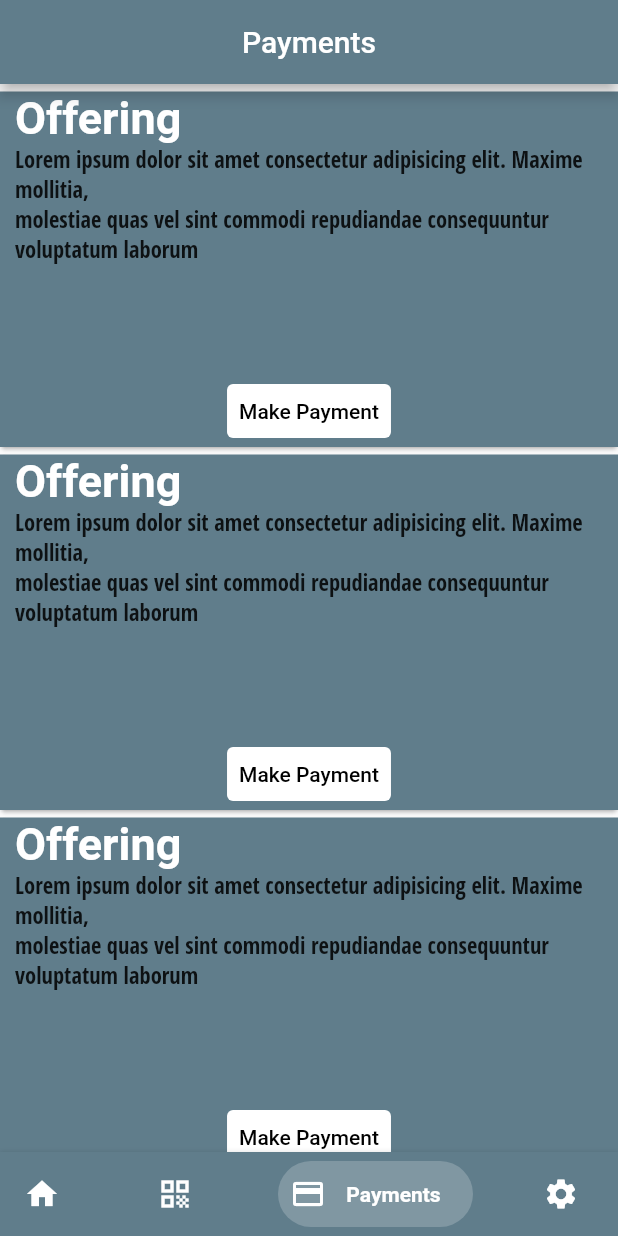
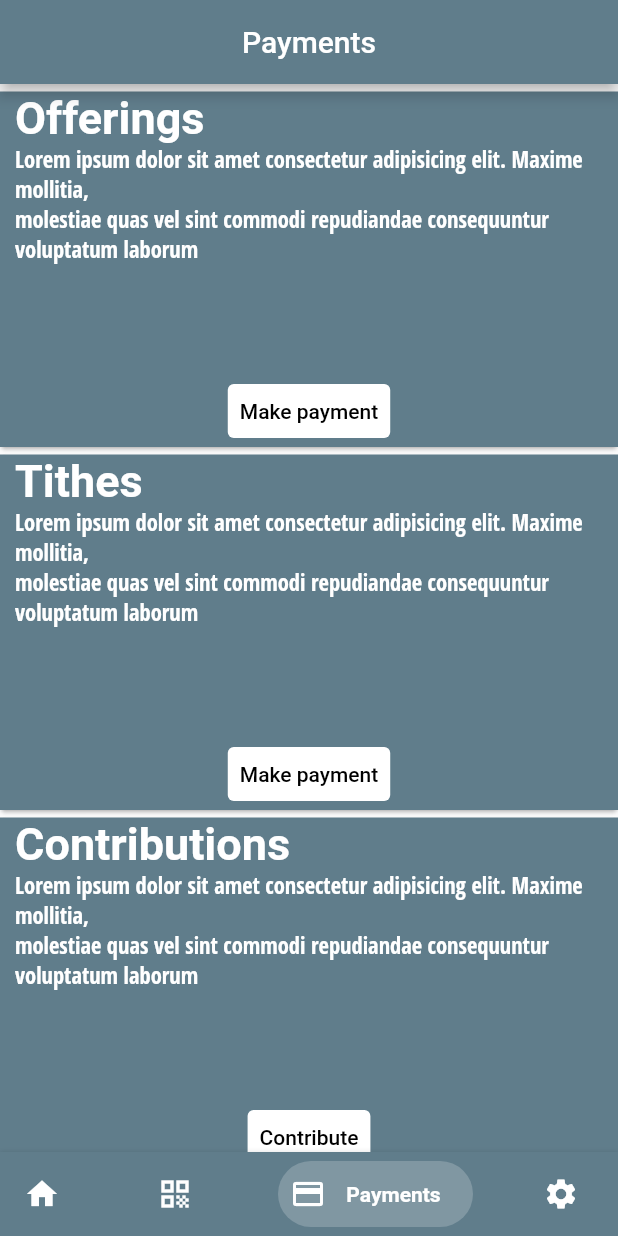
Before and after one commit to JohnM-Kahura/Baraton-Church-App, a Flutter app: the screen it shows after launch, item 3 of the bottom bar chosen, on a phone screen of 412 x 824 dp. Run offline on Flutter 3.47's test engine with Material 2 defaults, Android fonts, the phone set to English and light mode, and no system bars; drawn by our look-alikes of bottom_navy_bar; our stand-ins replace google_fonts, hive, qr_flutter, shared_preferences; accounts and stored records are empty; Roboto replaces fonts that are missing (Oxygen).

Commit message:
offerings tab

```diff
--- a/lib/screens/home/payments/offerings.dart
+++ b/lib/screens/home/payments/offerings.dart
@@ -12,11 +12,14 @@ class _OfferingsState extends State<Offerings> {
   final String text =
       '''Lorem ipsum dolor sit amet consectetur adipisicing elit. Maxime mollitia,
 molestiae quas vel sint commodi repudiandae consequuntur voluptatum laborum''';
+  List title=['Offerings','Tithes','Contributions'];
+  List buttonTitle=['Make payment','Make payment','Contribute'];
+
   @override
   Widget build(BuildContext context) {
     return Scaffold(
       body: ListView.builder(
-          itemCount: 3,
+          itemCount: title.length,
           itemBuilder: (BuildContext context, int index) {
             return Card(
               margin: const EdgeInsets.only(top: 5),
@@ -31,7 +34,7 @@ molestiae quas vel sint commodi repudiandae consequuntur voluptatum laborum''';
                         crossAxisAlignment: CrossAxisAlignment.start,
                         children: [
                           Text(
-                            'Offering ',
+                            title[index],
                             style: GoogleFonts.oxygen(
                               fontSize: 30,
                               fontWeight: FontWeight.bold,
@@ -42,6 +45,7 @@ molestiae quas vel sint commodi repudiandae consequuntur voluptatum laborum''';
                             text,
                             style: GoogleFonts.openSansCondensed(
                               fontSize: 15,
+                              color:Colors.white,
                             ),
                           ),
                         ],
@@ -62,7 +66,7 @@ molestiae quas vel sint commodi repudiandae consequuntur voluptatum laborum''';
                               ),
                               onPressed: () {},
                               child: Text(
-                                'Make Payment',
+                                buttonTitle[index],
                                 style: GoogleFonts.oxygen(
                                   color: Colors.black,
                                 ),
```
Also changed, not shown: 1 other file.
